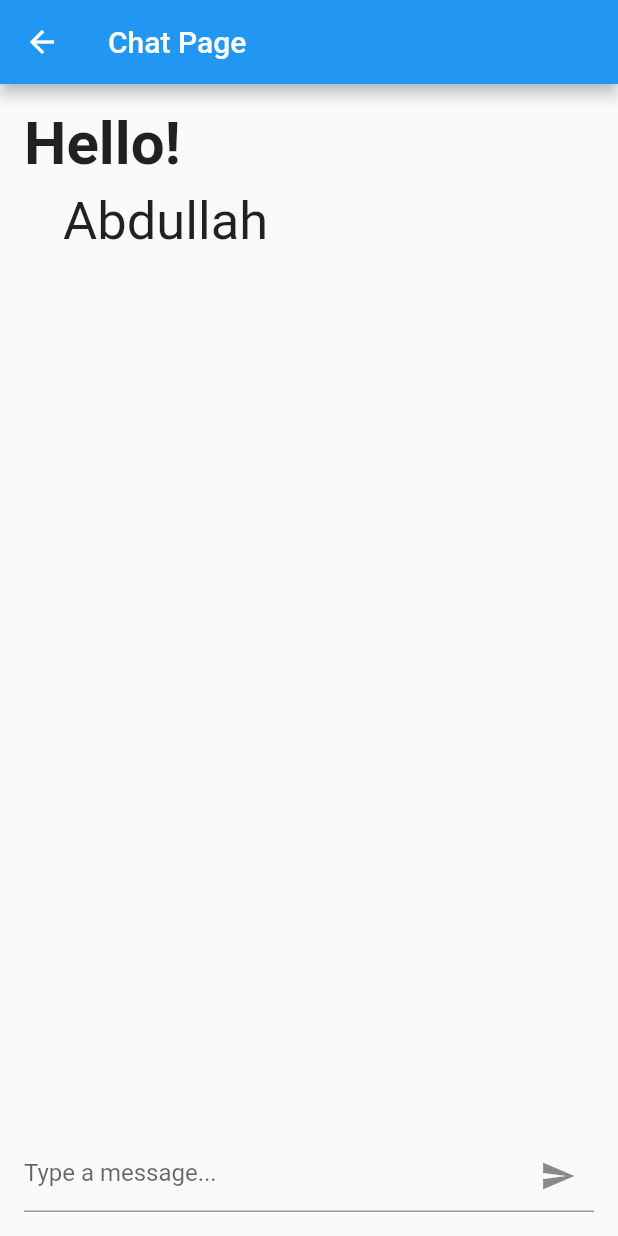
After one commit to hadi-14/medigency, a Flutter app: the ChatPage screen opened directly, on a phone screen of 412 x 824 dp. The commit adds this screen. Run offline on Flutter 3.47's test engine with Material 2 defaults, Android fonts, the phone set to English and light mode, and no system bars.

Commit message:
Co-authored-by: hadi-14 <hadi-14@users.noreply.github.com>

```diff
--- /dev/null
+++ b/lib/chat.dart
@@ -0,0 +1,151 @@
+import 'package:flutter/material.dart';
+
+class ChatPage extends StatelessWidget {
+  const ChatPage({Key? key}) : super(key: key);
+
+  @override
+  Widget build(BuildContext context) {
+    return Scaffold(
+      appBar: AppBar(
+        title: Text('Chat Page'),
+      ),
+      body: const ChatBot(),
+    );
+  }
+}
+
+class ChatBot extends StatefulWidget {
+  const ChatBot({Key? key}) : super(key: key);
+
+  @override
+  _ChatBotState createState() => _ChatBotState();
+}
+
+class _ChatBotState extends State<ChatBot> {
+  final List<ChatMessage> _messages = [];
+
+  void _addMessage(String text, bool isUser) {
+    setState(() {
+      _messages.add(ChatMessage(text: text, isUser: isUser));
+    });
+  }
+
+  @override
+  Widget build(BuildContext context) {
+    return Column(
+      crossAxisAlignment: CrossAxisAlignment.start,
+      children: [
+        const Padding(
+          padding: EdgeInsets.fromLTRB(
+              16.0, 16.0, 16.0, 0.0), // Adjust the padding as needed
+          child: Column(
+            crossAxisAlignment: CrossAxisAlignment.start,
+            children: [
+              Text(
+                'Hello!', // Larger text
+                style: TextStyle(fontSize: 40, fontWeight: FontWeight.bold),
+              ),
+              SizedBox(height: 8),
+              Text(
+                '   Abdullah', // Next line text
+                style: TextStyle(fontSize: 35),
+              ),
+            ],
+          ),
+        ),
+        Expanded(
+          child: Padding(
+            padding: const EdgeInsets.all(16.0), // Adjust the padding as needed
+            child: ListView.builder(
+              itemCount: _messages.length,
+              itemBuilder: (context, index) {
+                final message = _messages[index];
+                return message.isUser
+                    ? UserMessage(message.text)
+                    : BotMessage(message.text);
+              },
+            ),
+          ),
+        ),
+        // Input field for the user to type messages
+        Padding(
+          padding: const EdgeInsets.all(16.0),
+          child: TextField(
+            onSubmitted: (text) {
+              _addMessage(text, true);
+              // TODO: Add logic for chatbot response here
+              // For now, let's simulate a simple bot response
+              _addMessage("Hi, $text! How can I help you?", false);
+            },
+            decoration: InputDecoration(
+              hintText: 'Type a message...',
+              suffixIcon: IconButton(
+                icon: const Icon(Icons.send),
+                onPressed: () {
+                  // TODO: Handle sending the message
+                },
+              ),
+            ),
+          ),
+        ),
+      ],
+    );
+  }
+}
+
+class ChatMessage {
+  final String text;
+  final bool isUser;
+
+  ChatMessage({required this.text, required this.isUser});
+}
+
+class UserMessage extends StatelessWidget {
+  final String text;
+
+  UserMessage(this.text);
+
+  @override
+  Widget build(BuildContext context) {
+    return Align(
+      alignment: Alignment.centerRight,
+      child: Container(
+        margin: const EdgeInsets.symmetric(vertical: 8.0),
+        padding: const EdgeInsets.all(16.0),
+        decoration: BoxDecoration(
+          color: const Color(0xFFb7b6b6),
+          borderRadius: BorderRadius.circular(20.0),
+        ),
+        child: Text(
+          text,
+          style: const TextStyle(color: Color.fromARGB(255, 112, 112, 112)),
+        ),
+      ),
+    );
+  }
+}
+
+class BotMessage extends StatelessWidget {
+  final String text;
+
+  BotMessage(this.text);
+
+  @override
+  Widget build(BuildContext context) {
+    return Align(
+      alignment: Alignment.centerLeft,
+      child: Container(
+        margin: const EdgeInsets.symmetric(vertical: 8.0),
+        padding: const EdgeInsets.all(16.0),
+        decoration: BoxDecoration(
+          color: const Color(0xFFb7b6b6),
+          borderRadius: BorderRadius.circular(20.0),
+        ),
+        child: Text(
+          text,
+          style: const TextStyle(color: Color.fromARGB(255, 112, 112, 112)),
+        ),
+      ),
+    );
+  }
+}
```
Also changed, not shown: lib/main.dart (+22 -7 lines).
